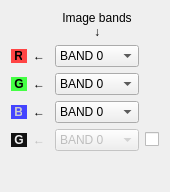
Old version of the form Code/Common/Gui/mvdColorSetupWidget.ui in the repository orfeotoolbox/OTB.
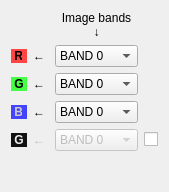
New version of the form.

Commit message: ENH: Connected grayscale-mode channel of color-setup dock; Renamed (coherently) children of color-setup widget in UI file.

What changed in the file:
```diff
--- a/Code/Common/Gui/mvdColorSetupWidget.ui
+++ b/Code/Common/Gui/mvdColorSetupWidget.ui
@@ -6,7 +6,7 @@
    <rect>
     <x>0</x>
     <y>0</y>
-    <width>170</width>
+    <width>169</width>
     <height>192</height>
    </rect>
   </property>
```
Left out of the diff: 52 changed lines with no effect on the pictures. The commit also changes 6 other files.
